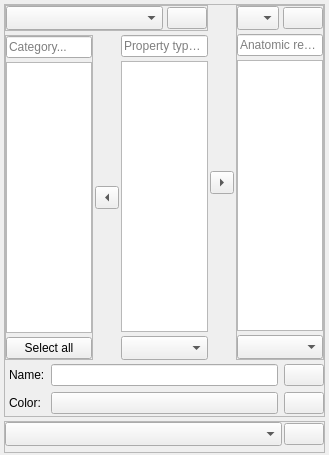
This is Modules/Loadable/Terminologies/Widgets/Resources/UI/qSlicerTerminologyNavigatorWidget.ui in cpinter/Slicer as Qt 5 draws it before an edit. The edited form follows.
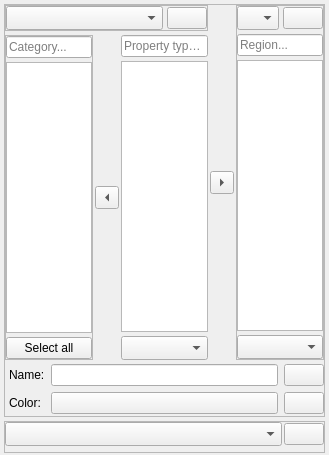
This is the edited form. Icons and pictures are not drawn. Custom widgets are drawn as their Qt base class.

Diff of the .ui file:
```diff
--- a/Modules/Loadable/Terminologies/Widgets/Resources/UI/qSlicerTerminologyNavigatorWidget.ui
+++ b/Modules/Loadable/Terminologies/Widgets/Resources/UI/qSlicerTerminologyNavigatorWidget.ui
@@ -371,7 +371,7 @@
          <item>
           <widget class="ctkSearchBox" name="SearchBox_AnatomicRegion">
            <property name="placeholderText">
-            <string>Anatomic region...</string>
+            <string>Region...</string>
            </property>
            <property name="showSearchIcon">
             <bool>true</bool>
```
Left out of the diff: 32 changed lines with no effect on the pictures.
